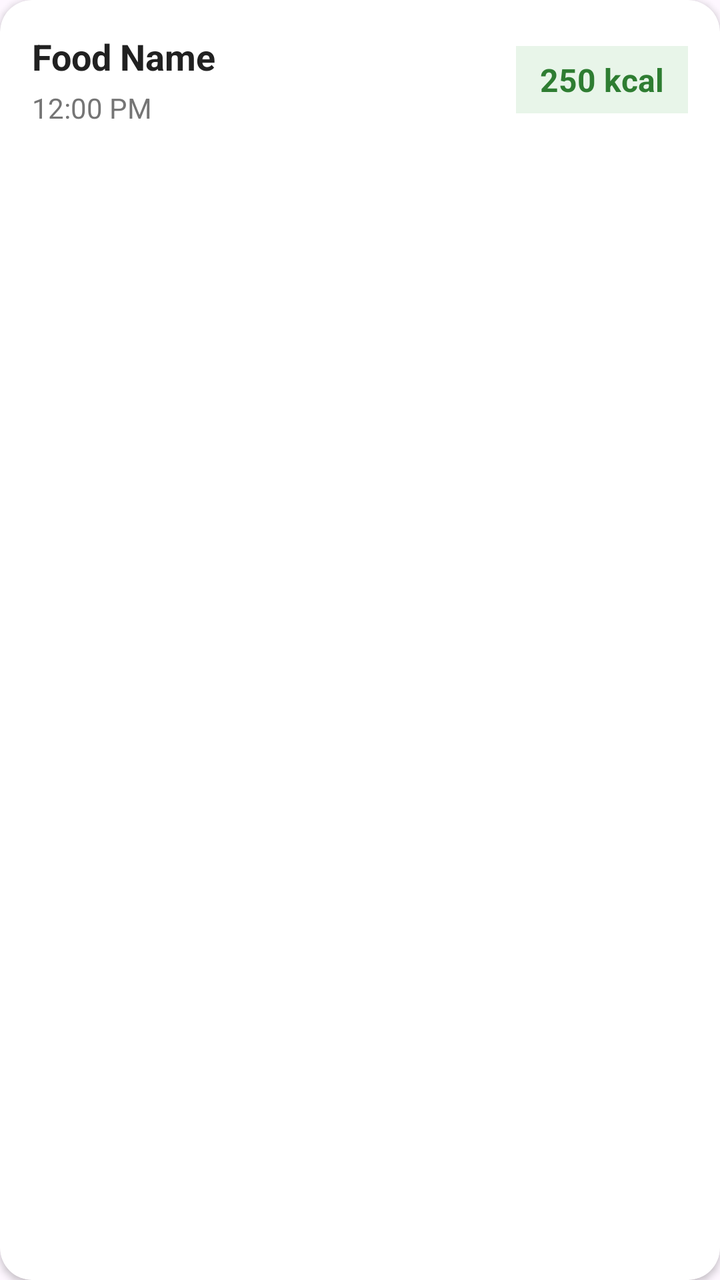
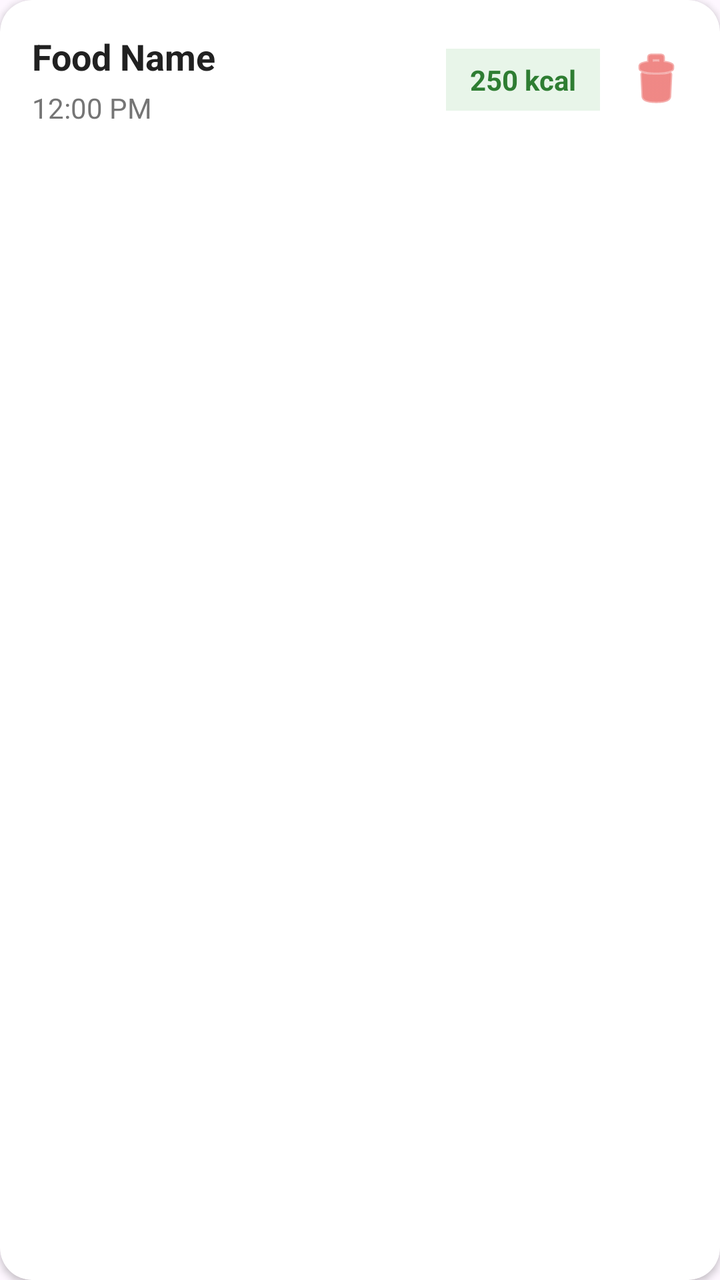

Screens rendered from an Android XML layout before and after an edit, with the pre-edit source and the edit as a unified diff.
<!-- AndroidManifest.xml: application theme Theme.Gamstop -->
<!-- res/layout/item_calorie_record.xml -->
<?xml version="1.0" encoding="utf-8"?>
<androidx.cardview.widget.CardView
    xmlns:android="http://schemas.android.com/apk/res/android"
    xmlns:app="http://schemas.android.com/apk/res-auto"
    android:layout_width="match_parent"
    android:layout_height="wrap_content"
    android:layout_marginBottom="12dp"
    android:layout_marginHorizontal="4dp"
    app:cardBackgroundColor="#FFFFFF"
    app:cardCornerRadius="16dp"
    app:cardElevation="2dp">

    <androidx.constraintlayout.widget.ConstraintLayout
        android:layout_width="match_parent"
        android:layout_height="wrap_content"
        android:padding="16dp">

        <TextView
            android:id="@+id/foodNameText"
            android:layout_width="0dp"
            android:layout_height="wrap_content"
            android:text="Food Name"
            android:textColor="#212121"
            android:textSize="18sp"
            android:textStyle="bold"
            app:layout_constraintStart_toStartOf="parent"
            app:layout_constraintTop_toTopOf="parent" />

        <TextView
            android:id="@+id/timeText"
            android:layout_width="wrap_content"
            android:layout_height="wrap_content"
            android:layout_marginTop="4dp"
            android:text="12:00 PM"
            android:textColor="#757575"
            android:textSize="14sp"
            app:layout_constraintStart_toStartOf="parent"
            app:layout_constraintTop_toBottomOf="@id/foodNameText" />

        <TextView
            android:id="@+id/caloriesText"
            android:layout_width="wrap_content"
            android:layout_height="wrap_content"
            android:background="#E8F5E9"
            android:paddingHorizontal="12dp"
            android:paddingVertical="6dp"
            android:text="250 kcal"
            android:textColor="#2E7D32"
            android:textSize="16sp"
            android:textStyle="bold"
            app:layout_constraintBottom_toBottomOf="parent"
            app:layout_constraintEnd_toEndOf="parent"
            app:layout_constraintTop_toTopOf="parent" />

    </androidx.constraintlayout.widget.ConstraintLayout>
</androidx.cardview.widget.CardView>
<!-- resources referenced by this layout -->
<resources>
  <style name="Theme.Gamstop" parent="Base.Theme.Gamstop" />
  <style name="Base.Theme.Gamstop" parent="Theme.Material3.DayNight.NoActionBar">
          
          
      </style>
</resources>

<!-- the commit's change to res/layout/item_calorie_record.xml (unified diff, before → after) -->
@@ -19,21 +19,25 @@
             android:id="@+id/foodNameText"
             android:layout_width="0dp"
             android:layout_height="wrap_content"
+            android:layout_marginEnd="8dp"
             android:text="Food Name"
             android:textColor="#212121"
             android:textSize="18sp"
             android:textStyle="bold"
+            app:layout_constraintEnd_toStartOf="@+id/caloriesText"
             app:layout_constraintStart_toStartOf="parent"
             app:layout_constraintTop_toTopOf="parent" />
 
         <TextView
             android:id="@+id/timeText"
-            android:layout_width="wrap_content"
+            android:layout_width="0dp"
             android:layout_height="wrap_content"
             android:layout_marginTop="4dp"
+            android:layout_marginEnd="8dp"
             android:text="12:00 PM"
             android:textColor="#757575"
             android:textSize="14sp"
+            app:layout_constraintEnd_toStartOf="@+id/caloriesText"
             app:layout_constraintStart_toStartOf="parent"
             app:layout_constraintTop_toBottomOf="@id/foodNameText" />
 
@@ -41,16 +45,30 @@
             android:id="@+id/caloriesText"
             android:layout_width="wrap_content"
             android:layout_height="wrap_content"
+            android:layout_marginEnd="12dp"
             android:background="#E8F5E9"
             android:paddingHorizontal="12dp"
             android:paddingVertical="6dp"
             android:text="250 kcal"
             android:textColor="#2E7D32"
-            android:textSize="16sp"
+            android:textSize="14sp"
             android:textStyle="bold"
             app:layout_constraintBottom_toBottomOf="parent"
+            app:layout_constraintEnd_toStartOf="@+id/deleteButton"
+            app:layout_constraintTop_toTopOf="parent" />
+
+        <ImageView
+            android:id="@+id/deleteButton"
+            android:layout_width="32dp"
+            android:layout_height="32dp"
+            android:background="?attr/selectableItemBackgroundBorderless"
+            android:clickable="true"
+            android:focusable="true"
+            android:src="@android:drawable/ic_menu_delete"
+            app:layout_constraintBottom_toBottomOf="parent"
             app:layout_constraintEnd_toEndOf="parent"
-            app:layout_constraintTop_toTopOf="parent" />
+            app:layout_constraintTop_toTopOf="parent"
+            app:tint="#E53935" />
 
     </androidx.constraintlayout.widget.ConstraintLayout>
 </androidx.cardview.widget.CardView>
